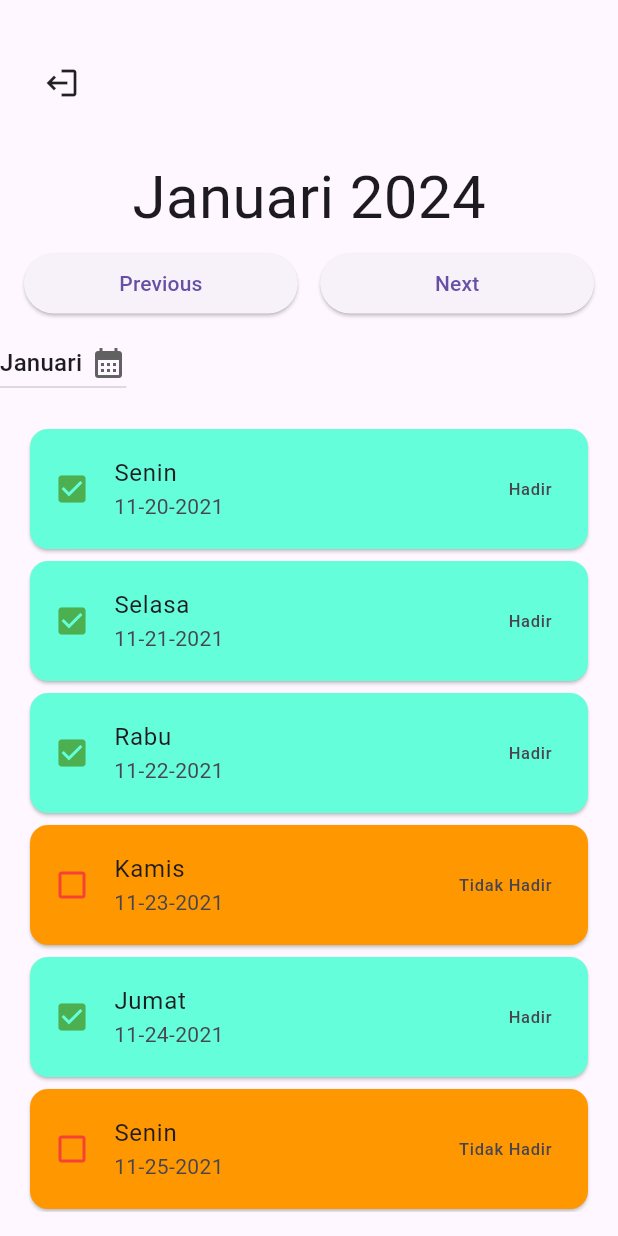
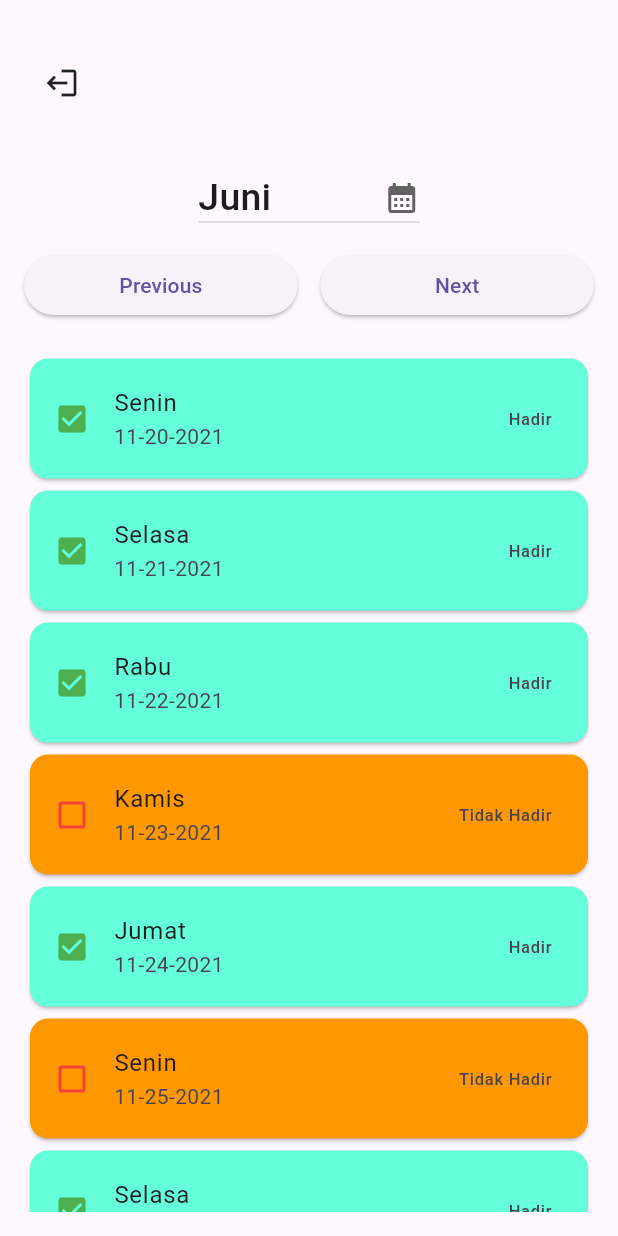
Before and after one commit to Wiratama23/Monitor-Absensi-Murid, a Flutter app: the AttendanceSiswa screen opened by its route, on a phone screen of 412 x 824 dp. Run offline on Flutter 3.47's test engine with Material 3 defaults, Android fonts, the phone set to English and light mode, and no system bars; our stand-ins replace get.

```diff
--- a/lib/screen/attendances/attendance_screen.dart
+++ b/lib/screen/attendances/attendance_screen.dart
@@ -1,6 +1,7 @@
 import 'package:absensi_sd/dummyData.dart';
 import 'package:absensi_sd/routes/routes_name.dart';
 import 'package:absensi_sd/screen/attendances/components/attendance.dart';
+import 'package:absensi_sd/screen/attendances/constants.dart';
 import 'package:absensi_sd/screen/attendances/controller.dart';
 import 'package:flutter/material.dart';
 import 'package:get/get.dart';
@@ -42,7 +43,46 @@ class AttendanceSiswa extends GetView<AttendanceController> {
               ),
             ),
             const SizedBox(height: 40),
-            Center(child: Text("Januari 2024", style: TextStyle(fontSize: 40))),
+            Padding(
+              padding: const EdgeInsets.symmetric(horizontal: 16.0, vertical: 5.0),
+              child: Center(
+                child: Obx(
+                    ()=> DropdownButton(
+                        value: controller.currentMonth,
+                        items: controller.months.map((String month) {
+                                return DropdownMenuItem<String>(
+                                value: month,
+                                child: Text(month, style: const TextStyle(fontSize: 25)));
+                        }).toList(),
+                        icon: const Icon(Icons.calendar_month),
+                        onChanged: (String? newVal){
+                          controller.currentMonthIndex.value = controller.months.indexOf(newVal!);
+                        }
+                    ),
+                    //     DropdownDatePicker(
+                    //     inputDecoration: InputDecoration(
+                    //         enabledBorder: const OutlineInputBorder(
+                    //           borderSide: BorderSide(color: Colors.grey, width: 1.0),
+                    //         ),
+                    //         border: OutlineInputBorder(
+                    //             borderRadius: BorderRadius.circular(10))), // optional
+                    //     isDropdownHideUnderline: true, // optional
+                    //     startYear: 2023, // optional
+                    //     endYear: 2025, // optional
+                    //     width: 10, // optional
+                    //     selectedMonth: controller.month!.value, // optional
+                    //     selectedYear: controller.year!.value, // optional
+                    //     onChangedMonth: (value) => {
+                    //
+                    //       controller.onChangedMonth(int.parse(value!))
+                    //     },
+                    //     onChangedYear: (value) => controller.onChangedYear(int.parse(value!)),
+                    //     showDay: false,
+                    //     locale: "en"
+                    // ),
+                ),
+              ),
+            ),
             Padding(
               padding:
                   const EdgeInsets.symmetric(horizontal: 16.0, vertical: 5.0),
@@ -50,42 +90,26 @@ class AttendanceSiswa extends GetView<AttendanceController> {
                 children: [
                   Expanded(
                     child: ElevatedButton(
-                      onPressed: () {},
+                      onPressed: () {
+                        controller.decrementMonth();
+                        // print(controller.month.value);
+                      },
                       child: const Text("Previous"),
                     ),
                   ),
                   const SizedBox(width: 15),
                   Expanded(
                     child: ElevatedButton(
-                      onPressed: () {},
+                      onPressed: () {
+                        controller.incrementMonth();
+                      },
                       child: const Text("Next"),
                     ),
                   )
                 ],
               ),
             ),
-            DropdownButton<String>(
-                // value: controller.dropdownVal.value,
-                value: "januari",
-                icon: const Icon(Icons.calendar_month),
-                items: const [
-                  DropdownMenuItem<String>(
-                      value: "januari", child: Text("Januari")),
-                  DropdownMenuItem<String>(
-                      value: "februari", child: Text("Februari")),
-                  DropdownMenuItem<String>(
-                      value: "maret", child: Text("Maret")),
-                ],
-                onChanged: (String? newVal) {
-                  controller.onChanged(newVal);
-                }),
-            // const Profile(
-            //     name: _nama,
-            //     kelas: _kelas,
-            //     image: _images,
-            //     nis: _nis),
-            // const SizedBox(height: 2),
-            const Attendance(data: presensi),
+            Attendance(data: presensi),
           ],
         ),
       ),
--- a/lib/screen/attendances/components/attendance.dart
+++ b/lib/screen/attendances/components/attendance.dart
@@ -4,12 +4,13 @@ import '../../globalcomponents/build_tile.dart';
 import '../controller.dart';
 
 class Attendance extends StatelessWidget{
-  const Attendance({
+  Attendance({
     Key? key,
     required this.data,
   }):super(key:key);
 
   final List<Map<String, String>> data;
+  final AttendanceController controller = AttendanceController();
 
   @override
   Widget build(BuildContext context){
@@ -25,8 +26,8 @@ class Attendance extends StatelessWidget{
                 title: data[index]["day"].toString(),
                 subtitle: data[index]["date"],
                 trailing: status,
-                leading: buildLeadingIcon(status),
-                color: genColor(status),
+                leading: controller.buildLeadingIcon(status),
+                color: controller.genColor(status),
               );
             }),
       ),
--- /dev/null
+++ b/lib/screen/attendances/constants.dart
@@ -0,0 +1,7 @@
+import 'package:flutter/material.dart';
+
+class Bulan {
+  static const List<String> months = [
+    "Januari", "Februari", "Maret", "April", "Mei", "Juni", "Juli", "Agustus", "September", "Oktober", "November", "Desember"
+  ];
+}
--- a/lib/screen/attendances/controller.dart
+++ b/lib/screen/attendances/controller.dart
@@ -1,5 +1,27 @@
 import 'package:flutter/material.dart';
 import 'package:get/get.dart';
+
+class AttendanceController extends GetxController {
+  final RxInt currentMonthIndex = 5.obs;
+
+  // List of months
+  List<String> months = [
+    "Januari", "Februari", "Maret", "April", "Mei", "Juni", "Juli", "Agustus", "September", "Oktober", "November", "Desember"
+  ];
+
+  String get currentMonth => months[currentMonthIndex.value];
+
+  void incrementMonth() {
+    if (currentMonthIndex.value < months.length - 1) {
+      currentMonthIndex.value++;
+    }
+  }
+
+  void decrementMonth() {
+    if (currentMonthIndex.value > 0) {
+      currentMonthIndex.value--;
+    }
+  }
 
   Widget buildLeadingIcon(String? status) {
     return Icon(
@@ -12,14 +34,4 @@ Color genColor(String? status) {
     return status == "Hadir" ? Colors.tealAccent : Colors.orange;
   }
 
-
-class AttendanceController extends GetxController {
-  // Define the RxString
-  var dropdownVal = "".obs;
-
-  // Define the onChanged method
-  void onChanged(String? newVal) {
-    // Update the dropdownVal using the RxString value property
-    dropdownVal.value = newVal ?? "";
 }
-}
--- a/pubspec.yaml
+++ b/pubspec.yaml
@@ -38,6 +38,7 @@ dependencies:
   get: ^4.6.6
   http: ^1.1.2
   shared_preferences: ^2.2.2
+  datepicker_dropdown: ^0.0.9
 
 dev_dependencies:
   flutter_test:
```
Also changed, not shown: pubspec.lock. Lines whose indentation alone changed are shown as unchanged.
